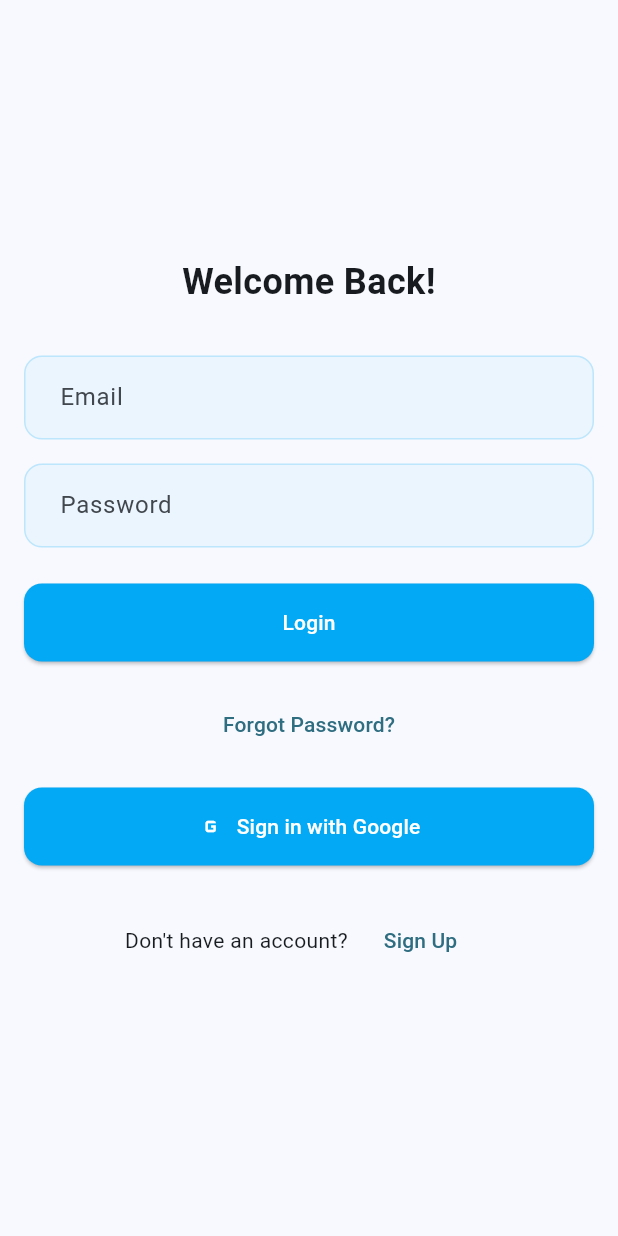
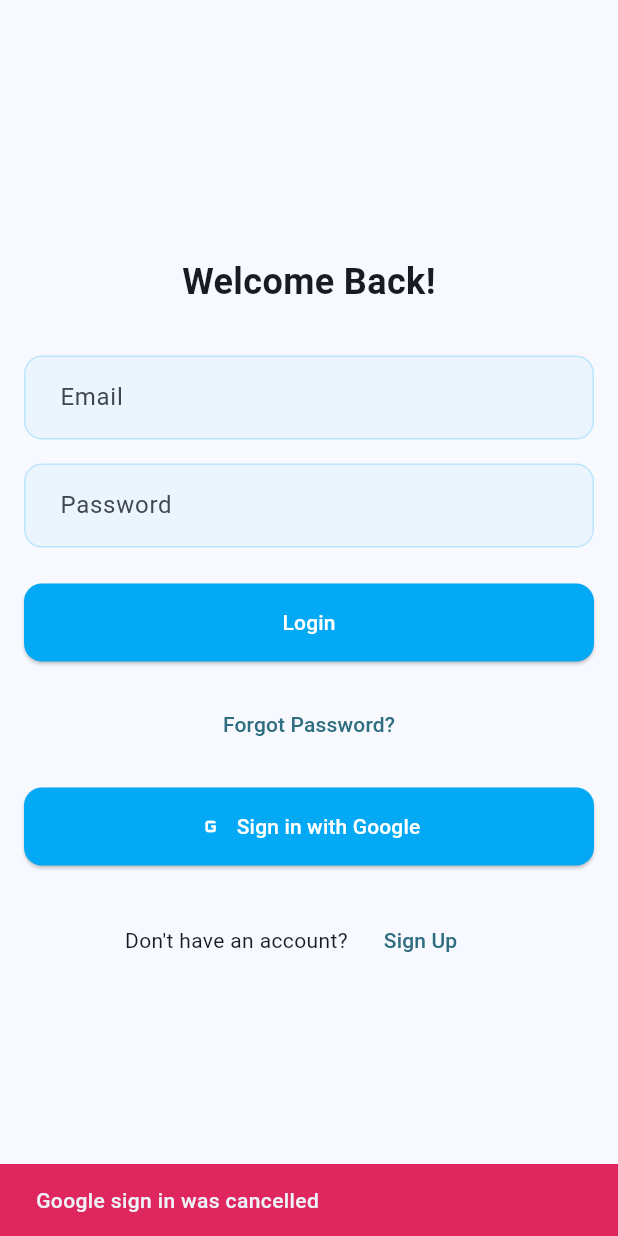
Before and after one commit to abid2net/ecommerce, a Flutter app: the screen it shows after launch, after a tap on "Sign in with Google", on a phone screen of 412 x 824 dp. Run offline on Flutter 3.47's test engine with Material 3 defaults, Android fonts, the phone set to English and light mode, and no system bars; our stand-ins replace carousel_slider, cloud_firestore, dots_indicator, equatable, firebase_auth, firebase_core and 5 more; missing offline and left inert: flutter_facebook_auth; accounts and stored records are empty.

Commit message:
Add error handling and themes

```diff
--- a/lib/blocs/auth/auth_bloc.dart
+++ b/lib/blocs/auth/auth_bloc.dart
@@ -12,7 +12,7 @@ class AuthBloc extends Bloc<AuthEvent, AuthState> {
       super(AuthInitial()) {
     on<SignUpWithEmailEvent>(_onSignUpWithEmail);
     on<SignInWithEmailEvent>(_onSignInWithEmail);
-    on<SignInWithGoogleEvent>(_onSignInWithGoogle);
+    on<GoogleSignIn>(_onGoogleSignIn);
     on<SignOutEvent>(_onSignOut);
     on<UpdateProfileEvent>(_onUpdateProfile);
     on<ResetPasswordEvent>(_onResetPassword);
@@ -21,14 +21,14 @@ class AuthBloc extends Bloc<AuthEvent, AuthState> {
     on<AuthStateChangedEvent>((event, emit) async {
       try {
         if (event.user != null) {
-          final userData = await _authRepository.getUserData(event.user!.uid);
+          final userData = await _authRepository.getUserData(event.user!.id);
           if (userData != null) {
             emit(Authenticated(userData));
           } else {
             // Create basic user if data not found
             final basicUser = UserModel(
-              id: event.user!.uid,
-              email: event.user!.email!,
+              id: event.user!.id,
+              email: event.user!.email,
               role: UserRole.customer,
               createdAt: DateTime.now(),
               updatedAt: DateTime.now(),
@@ -48,15 +48,15 @@ class AuthBloc extends Bloc<AuthEvent, AuthState> {
     _checkInitialAuthState();
 
     // Listen to auth state changes
-    _authRepository.authStateChanges.listen(
-      (user) => add(AuthStateChangedEvent(user)),
+    _authRepository.user.listen(
+      (userModel) => add(AuthStateChangedEvent(userModel)),
     );
   }
 
   Future<void> _checkInitialAuthState() async {
     final currentUser = _authRepository.currentUser;
     if (currentUser != null) {
-      add(AuthStateChangedEvent(currentUser));
+      add(AuthStateChangedEvent(UserModel.fromFirebaseUser(currentUser)));
     } else {
       add(AuthStateChangedEvent(null));
     }
@@ -103,17 +103,32 @@ class AuthBloc extends Bloc<AuthEvent, AuthState> {
     }
   }
 
-  Future<void> _onSignInWithGoogle(
-    SignInWithGoogleEvent event,
+  Future<void> _onGoogleSignIn(
+    GoogleSignIn event,
     Emitter<AuthState> emit,
   ) async {
     try {
       emit(AuthLoading());
-      final user = await _authRepository.signInWithGoogle();
-      if (user != null) {
-        emit(Authenticated(user));
+      final credential = null;
+      //await _authRepository.signInWithGoogle();
+
+      if (credential?.user != null) {
+        final user = credential!.user!;
+        // Create or update user in Firestore
+        final userModel = UserModel(
+          id: user.uid,
+          email: user.email!,
+          displayName: user.displayName,
+          photoUrl: user.photoURL,
+          role: UserRole.customer,
+          createdAt: DateTime.now(),
+          updatedAt: DateTime.now(),
+        );
+
+        await _authRepository.updateUserProfile(userModel);
+        emit(Authenticated(userModel));
       } else {
-        emit(Unauthenticated());
+        emit(const AuthError('Google sign in was cancelled'));
       }
     } catch (e) {
       emit(AuthError(e.toString()));
--- a/lib/blocs/auth/auth_event.dart
+++ b/lib/blocs/auth/auth_event.dart
@@ -1,6 +1,5 @@
 import 'package:ecommerce/models/user_model.dart';
 import 'package:equatable/equatable.dart';
-import 'package:firebase_auth/firebase_auth.dart';
 import 'dart:io';
 
 abstract class AuthEvent extends Equatable {
@@ -63,6 +62,16 @@ class UpdatePasswordEvent extends AuthEvent {
 }
 
 class AuthStateChangedEvent extends AuthEvent {
-  final User? user;
+  final UserModel? user;
   const AuthStateChangedEvent(this.user);
+
+  @override
+  List<Object?> get props => [user];
 }
+
+class GoogleSignIn extends AuthEvent {
+  const GoogleSignIn();
+
+  @override
+  List<Object?> get props => [];
+}
--- a/lib/repositories/auth_repository.dart
+++ b/lib/repositories/auth_repository.dart
@@ -26,7 +26,13 @@ class AuthRepository {
        _firestore = firestore ?? FirebaseFirestore.instance,
        _storage = storage ?? FirebaseStorage.instance;
 
-  Stream<User?> get authStateChanges => _firebaseAuth.authStateChanges();
+  Stream<UserModel?> get user {
+    return _firebaseAuth.authStateChanges().map((firebaseUser) {
+      return firebaseUser == null
+          ? null
+          : UserModel.fromFirebaseUser(firebaseUser);
+    });
+  }
 
   User? get currentUser => _firebaseAuth.currentUser;
 
@@ -74,45 +80,29 @@ class AuthRepository {
     return null;
   }
 
-  Future<UserModel?> signInWithGoogle() async {
+  Future<UserCredential?> signInWithGoogle() async {
     try {
+      // Trigger the authentication flow
       final GoogleSignInAccount? googleUser = await _googleSignIn.signIn();
+
       if (googleUser == null) return null;
 
+      // Obtain the auth details from the request
       final GoogleSignInAuthentication googleAuth =
           await googleUser.authentication;
+
+      // Create a new credential
       final credential = GoogleAuthProvider.credential(
         accessToken: googleAuth.accessToken,
         idToken: googleAuth.idToken,
       );
 
-      final userCredential = await _firebaseAuth.signInWithCredential(
-        credential,
-      );
-      if (userCredential.user != null) {
-        final existingUser = await getUserData(userCredential.user!.uid);
-        if (existingUser != null) return existingUser;
-
-        final user = UserModel(
-          id: userCredential.user!.uid,
-          email: userCredential.user!.email!,
-          displayName: userCredential.user!.displayName,
-          photoUrl: userCredential.user!.photoURL,
-          role: UserRole.customer,
-          createdAt: DateTime.now(),
-          updatedAt: DateTime.now(),
-        );
-
-        await _firestore
-            .collection(FirebaseConstants.users)
-            .doc(user.id)
-            .set(user.toMap());
-        return user;
-      }
+      // Once signed in, return the UserCredential
+      return await _firebaseAuth.signInWithCredential(credential);
     } catch (e) {
-      throw Exception(e.toString());
+      debugLog('Error signing in with Google: $e');
+      rethrow;
     }
-    return null;
   }
 
   Future<void> signOut() async {
@@ -171,9 +161,11 @@ class AuthRepository {
   Future<void> updateUserProfile(UserModel user, {File? imageFile}) async {
     try {
       String? photoUrl = user.photoUrl;
-      if (imageFile != null) {
-        photoUrl = await uploadProfilePicture(user.id, imageFile);
-      }
+
+      // TODO: Upload profile picture to Firebase Storage (Paid service)
+      // if (imageFile != null) {
+      //   photoUrl = await uploadProfilePicture(user.id, imageFile);
+      // }
 
       final updatedUser = user.copyWith(photoUrl: photoUrl);
       await _firestore
--- a/lib/screens/auth/login_screen.dart
+++ b/lib/screens/auth/login_screen.dart
@@ -1,6 +1,7 @@
 import 'package:ecommerce/blocs/auth/auth_bloc.dart';
 import 'package:ecommerce/blocs/auth/auth_event.dart';
 import 'package:ecommerce/blocs/auth/auth_state.dart';
+import 'package:ecommerce/common/common.dart';
 import 'package:flutter/material.dart';
 import 'package:flutter_bloc/flutter_bloc.dart';
 import 'signup_screen.dart';
@@ -30,9 +31,7 @@ class _LoginScreenState extends State<LoginScreen> {
     return BlocListener<AuthBloc, AuthState>(
       listener: (context, state) {
         if (state is AuthError) {
-          ScaffoldMessenger.of(
-            context,
-          ).showSnackBar(SnackBar(content: Text(state.message)));
+          showErrorSnackBar(context: context, message: state.message);
         }
       },
       child: Scaffold(
@@ -116,12 +115,18 @@ class _LoginScreenState extends State<LoginScreen> {
                     child: const Text('Forgot Password?'),
                   ),
                   const SizedBox(height: 16),
-                  ElevatedButton.icon(
+                  ElevatedButton(
                     onPressed: () {
-                      context.read<AuthBloc>().add(SignInWithGoogleEvent());
+                      context.read<AuthBloc>().add(GoogleSignIn());
                     },
-                    icon: const Icon(Icons.g_mobiledata),
-                    label: const Text('Sign in with Google'),
+                    child: Row(
+                      mainAxisSize: MainAxisSize.min,
+                      children: [
+                        const Icon(Icons.g_mobiledata),
+                        const SizedBox(width: 8),
+                        const Text('Sign in with Google'),
+                      ],
+                    ),
                   ),
                   const SizedBox(height: 24),
                   Row(
--- a/lib/screens/auth/signup_screen.dart
+++ b/lib/screens/auth/signup_screen.dart
@@ -1,6 +1,7 @@
 import 'package:ecommerce/blocs/auth/auth_bloc.dart';
 import 'package:ecommerce/blocs/auth/auth_event.dart';
 import 'package:ecommerce/blocs/auth/auth_state.dart';
+import 'package:ecommerce/common/common.dart';
 import 'package:flutter/material.dart';
 import 'package:flutter_bloc/flutter_bloc.dart';
 
@@ -30,9 +31,7 @@ class _SignUpScreenState extends State<SignUpScreen> {
     return BlocListener<AuthBloc, AuthState>(
       listener: (context, state) {
         if (state is AuthError) {
-          ScaffoldMessenger.of(
-            context,
-          ).showSnackBar(SnackBar(content: Text(state.message)));
+          showErrorSnackBar(context: context, message: state.message);
         } else if (state is Authenticated) {
           Navigator.of(context).pop();
         }
--- a/lib/screens/main/customer_layout_screen.dart
+++ b/lib/screens/main/customer_layout_screen.dart
@@ -1,3 +1,4 @@
+import 'package:ecommerce/theme/app_theme.dart';
 import 'package:flutter/material.dart';
 import 'package:flutter_bloc/flutter_bloc.dart';
 import 'package:ecommerce/screens/home/home_screen.dart';
@@ -54,6 +55,7 @@ class _CustomerLayoutScreenState extends State<CustomerLayoutScreen>
               const Tab(icon: Icon(Icons.home), text: 'Home'),
               Tab(
                 icon: Badge(
+                  backgroundColor: AppTheme.quaternaryColor,
                   isLabelVisible: itemCount > 0,
                   label: Text(itemCount.toString()),
                   child: const Icon(Icons.shopping_cart),
--- a/lib/screens/product/product_details_screen.dart
+++ b/lib/screens/product/product_details_screen.dart
@@ -43,7 +43,7 @@ class _ProductDetailsScreenState extends State<ProductDetailsScreen> {
               return IconButton(
                 icon: Icon(
                   isInWishlist ? Icons.favorite : Icons.favorite_border,
-                  color: isInWishlist ? Colors.red : null,
+                  color: isInWishlist ? AppTheme.quaternaryColor : null,
                 ),
                 onPressed: () {
                   if (isInWishlist) {
--- a/lib/theme/app_theme.dart
+++ b/lib/theme/app_theme.dart
@@ -3,8 +3,9 @@ import 'package:flutter/material.dart';
 class AppTheme {
   static const double _borderRadius = 12.0;
   static const Color primaryColor = Colors.lightBlue;
-  static const Color secondaryColor = Color(0xFF2f6d80); // light maroon
-  static const Color tertiaryColor = Color(0xFF6aa4b0); // light maroon
+  static const Color secondaryColor = Color(0xFF2f6d80);
+  static const Color tertiaryColor = Color(0xFF6aa4b0);
+  static const Color quaternaryColor = Color(0xFFdf265e);
 
   static ThemeData lightTheme = ThemeData(
     useMaterial3: true,
@@ -33,11 +34,11 @@ class AppTheme {
       ),
       errorBorder: OutlineInputBorder(
         borderRadius: BorderRadius.circular(_borderRadius),
-        borderSide: const BorderSide(color: Colors.red, width: 2),
+        borderSide: const BorderSide(color: quaternaryColor, width: 2),
       ),
       focusedErrorBorder: OutlineInputBorder(
         borderRadius: BorderRadius.circular(_borderRadius),
-        borderSide: const BorderSide(color: Colors.red, width: 2),
+        borderSide: const BorderSide(color: quaternaryColor, width: 2),
       ),
     ),
 
--- a/pubspec.yaml
+++ b/pubspec.yaml
@@ -38,7 +38,7 @@ dependencies:
     sdk: flutter
   flutter_bloc: ^9.0.0
   flutter_facebook_auth: ^7.1.1
-  google_sign_in: ^6.1.6
+  google_sign_in: ^6.2.2
   image_picker: ^1.0.7
   intl: ^0.20.2
   loading_indicator: ^3.1.1
```
Also changed, not shown: lib/common/widgets/custom_snackbar.dart (+31 -6 lines), lib/models/user_model.dart (+13 -0 lines), lib/screens/auth/forgot_password_screen.dart (+5 -9 lines), lib/screens/category/category_management_screen.dart (+2 -6 lines), lib/screens/payment/payment_screen.dart (+5 -11 lines), lib/screens/profile/profile_screen.dart (+19 -11 lines), lib/widgets/review_dialog.dart (+9 -3 lines), 1 other file.
